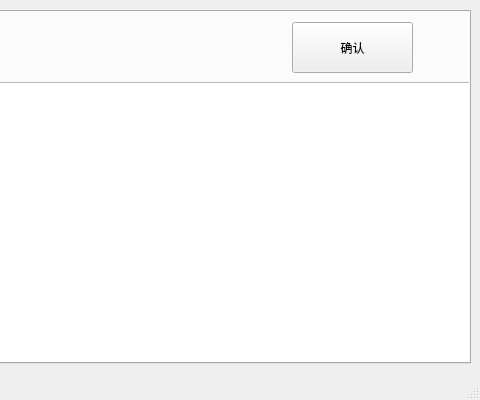
Above: airport/user.ui from saber-mashiro/Airport before the change; both pictures show x 320 to 800 and y 200 to 600 of the 800 by 600 pixel window. Below: the same form after it.
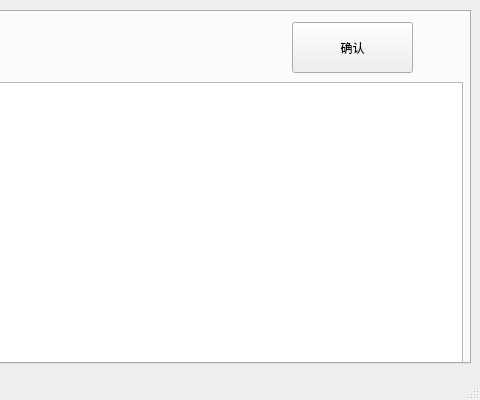
That is the form after the change. The open tabs and pages were chosen to show the change.

The edit to the form file:
```diff
--- a/airport/user.ui
+++ b/airport/user.ui
@@ -462,16 +462,6 @@
      <attribute name="title">
       <string>查询显示</string>
      </attribute>
-     <widget class="QPlainTextEdit" name="plainTextEdit">
-      <property name="geometry">
-       <rect>
-        <x>0</x>
-        <y>70</y>
-        <width>791</width>
-        <height>281</height>
-       </rect>
-      </property>
-     </widget>
      <widget class="QLabel" name="label_8">
       <property name="geometry">
        <rect>
@@ -520,6 +510,16 @@
        <string>确认</string>
       </property>
      </widget>
+     <widget class="QTableView" name="checkAll">
+      <property name="geometry">
+       <rect>
+        <x>0</x>
+        <y>70</y>
+        <width>781</width>
+        <height>281</height>
+       </rect>
+      </property>
+     </widget>
     </widget>
    </widget>
   </widget>
```
